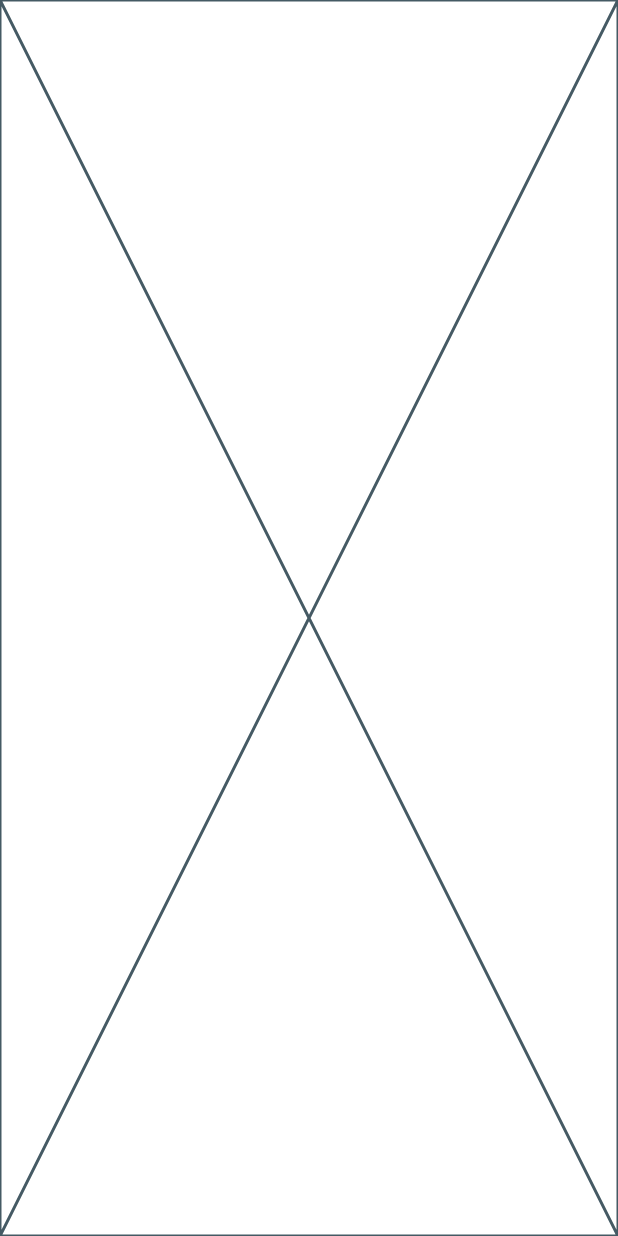
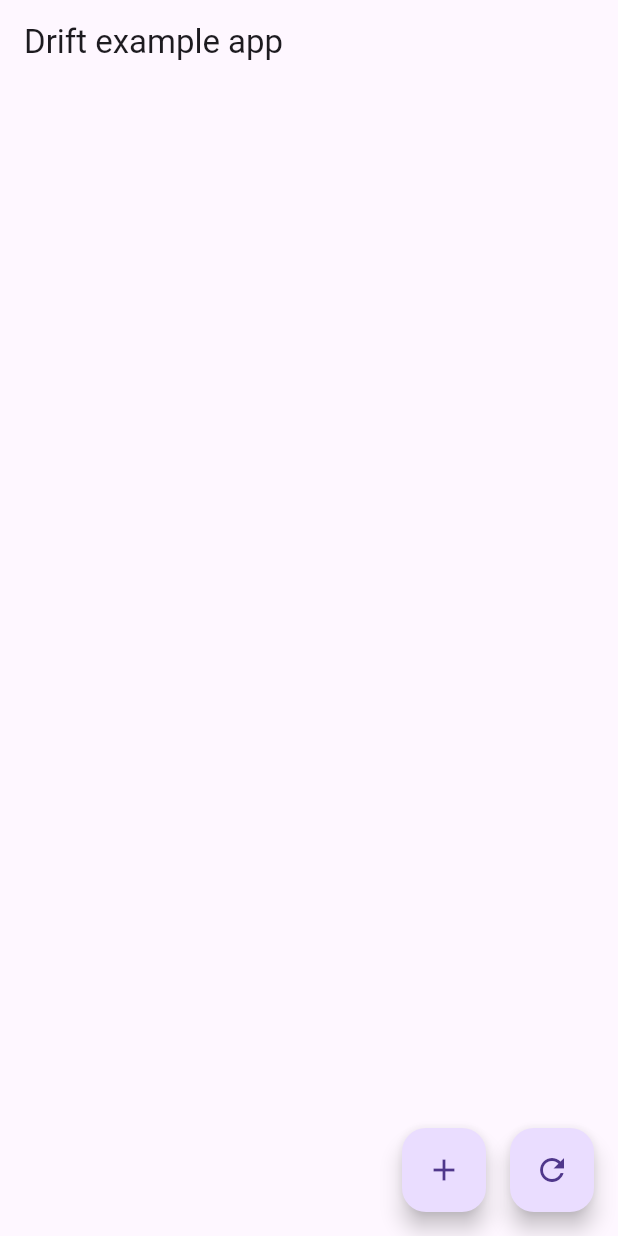
Before and after one commit to kboomska/drift_example, a Flutter app: the screen it shows after launch, on a phone screen of 412 x 824 dp. Run offline on Flutter 3.47's test engine with Material 3 defaults, Android fonts, the phone set to English and light mode, and no system bars; our stand-ins replace clock, drift, drift_flutter; accounts and stored records are empty; generated files the repository leaves out were written again.

Commit message:
feat: Added simple home screen

```diff
--- /dev/null
+++ b/lib/src/feature/home/widget/home_screen.dart
@@ -0,0 +1,76 @@
+import 'package:drift_example/src/core/app_database/app_database.dart';
+import 'package:drift_example/src/feature/initialization/widget/dependencies_scope.dart';
+import 'package:flutter/material.dart';
+
+/// {@template home_screen}
+/// HomeScreen is a simple screen that displays a list of items.
+/// {@endtemplate}
+class HomeScreen extends StatefulWidget {
+  /// {@macro home_screen}
+  const HomeScreen({super.key});
+
+  @override
+  State<HomeScreen> createState() => _HomeScreenState();
+}
+
+class _HomeScreenState extends State<HomeScreen> {
+  late final ValueNotifier<List<TodoItem>> _todoItems;
+
+  @override
+  void initState() {
+    super.initState();
+    _todoItems = ValueNotifier<List<TodoItem>>([]);
+  }
+
+  @override
+  void dispose() {
+    _todoItems.dispose();
+    super.dispose();
+  }
+
+  @override
+  Widget build(BuildContext context) {
+    final database = DependenciesScope.of(context).appDatabase;
+
+    return Scaffold(
+      appBar: AppBar(title: Text('Drift example app')),
+      body: ValueListenableBuilder(
+        valueListenable: _todoItems,
+        builder: (context, item, _) {
+          return ListView.builder(
+            itemCount: _todoItems.value.length,
+            itemBuilder: (context, index) {
+              return Text(item[index].content);
+            },
+          );
+        },
+      ),
+      floatingActionButton: Row(
+        mainAxisAlignment: MainAxisAlignment.end,
+        children: [
+          FloatingActionButton(
+            onPressed: () async {
+              await database
+                  .into(database.todoItems)
+                  .insert(
+                    TodoItemsCompanion.insert(
+                      title: 'Another todo',
+                      content: 'Some description...',
+                    ),
+                  );
+            },
+            child: Icon(Icons.add),
+          ),
+          SizedBox(width: 16),
+          FloatingActionButton(
+            onPressed: () async {
+              _todoItems.value =
+                  await database.select(database.todoItems).get();
+            },
+            child: Icon(Icons.refresh),
+          ),
+        ],
+      ),
+    );
+  }
+}
--- a/lib/src/feature/initialization/widget/material_context.dart
+++ b/lib/src/feature/initialization/widget/material_context.dart
@@ -1,3 +1,4 @@
+import 'package:drift_example/src/feature/home/widget/home_screen.dart';
 import 'package:flutter/material.dart';
 
 /// {@template material_context}
@@ -19,7 +20,7 @@ class MaterialContext extends StatelessWidget {
 
     return MaterialApp(
       // TODO(Kuzmin): Add locale and theme.
-      home: Placeholder(),
+      home: HomeScreen(),
       builder: (context, child) {
         return MediaQuery(
           key: _globalKey,
```
